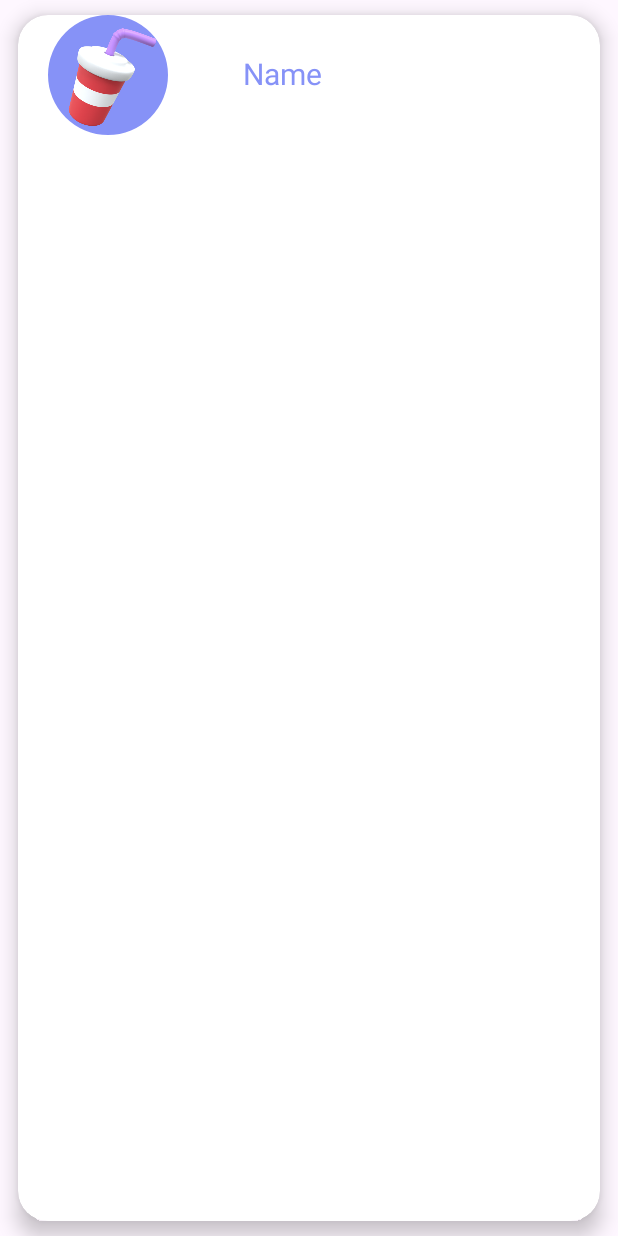
After one commit to Devcujx2112/AppOrderFood, an Android app: the layout list_typefood_admin.xml on its own in the app's theme, with its tools: preview values and no code run, on a phone screen of 412 x 824 dp. The commit adds this screen. Run offline under Robolectric (Android 15) with nearby library versions, the phone set to English and light mode, and no system bars.

Commit message:
From TypeFood

```diff
--- a/app/src/main/java/com/tungduong/orderfood/BLL/AccountAdaptor_Admin.java
+++ b/app/src/main/java/com/tungduong/orderfood/BLL/AccountAdaptor_Admin.java
@@ -12,7 +12,6 @@ import androidx.recyclerview.widget.RecyclerView;
 import com.bumptech.glide.Glide;
 import com.tungduong.orderfood.Entity.Account;
 import com.tungduong.orderfood.R;
-
 import java.util.List;
 
 public class AccountAdaptor_Admin extends RecyclerView.Adapter<MyViewHolder> {
--- /dev/null
+++ b/app/src/main/java/com/tungduong/orderfood/GUI/Admin_AddTypeFood.java
@@ -0,0 +1,4 @@
+package com.tungduong.orderfood.GUI;
+
+public class Admin_AddTypeFood {
+}
--- a/app/src/main/java/com/tungduong/orderfood/GUI/ChiTiet_AccountAdmin.java
+++ b/app/src/main/java/com/tungduong/orderfood/GUI/ChiTiet_AccountAdmin.java
@@ -80,7 +80,7 @@ public class ChiTiet_AccountAdmin extends AppCompatActivity {
                                     Intent resultIntent = new Intent();
                                     resultIntent.putExtra("isUpdated", true); // Gửi thông tin cần cập nhật
                                     setResult(RESULT_OK, resultIntent);
-                                    finish(); // Quay lại Activity/Fragment trước đó
+                                    finish();
                                 })
                                 .setNegativeButton("Không", (dialog, which) -> dialog.dismiss())
                                 .show();
--- /dev/null
+++ b/app/src/main/res/drawable/add.xml
@@ -0,0 +1,5 @@
+<vector xmlns:android="http://schemas.android.com/apk/res/android" android:height="24dp" android:tint="#FFFFFF" android:viewportHeight="24" android:viewportWidth="24" android:width="24dp">
+
+    <path android:fillColor="@android:color/white" android:pathData="M19,13h-6v6h-2v-6H5v-2h6V5h2v6h6v2z"/>
+
+</vector>
--- a/app/src/main/res/layout/activity_chi_tiet_account_admin.xml
+++ b/app/src/main/res/layout/activity_chi_tiet_account_admin.xml
@@ -202,7 +202,6 @@
         </LinearLayout>
     </androidx.cardview.widget.CardView>
 
-    <!-- Floating Action Button -->
     <com.google.android.material.floatingactionbutton.FloatingActionButton
         android:id="@+id/fab_warning"
         android:layout_width="wrap_content"
--- a/app/src/main/res/layout/list_account_admin.xml
+++ b/app/src/main/res/layout/list_account_admin.xml
@@ -15,7 +15,6 @@
         android:layout_height="wrap_content"
         android:padding="16dp">
 
-        <!-- Avatar -->
         <ImageView
             android:id="@+id/img_Avatar"
             android:layout_width="64dp"
@@ -26,7 +25,6 @@
             app:layout_constraintStart_toStartOf="parent"
             app:layout_constraintTop_toTopOf="parent" />
 
-        <!-- Container for Username and Phone Number -->
         <LinearLayout
             android:id="@+id/textContainer"
             android:layout_width="0dp"
@@ -38,7 +36,6 @@
             app:layout_constraintStart_toEndOf="@id/img_Avatar"
             app:layout_constraintTop_toTopOf="parent">
 
-            <!-- Username -->
             <TextView
                 android:id="@+id/account_email"
                 android:layout_width="wrap_content"
@@ -51,7 +48,6 @@
                 android:textSize="18sp"
                 android:textStyle="bold" />
 
-            <!-- Phone Number -->
             <TextView
                 android:id="@+id/account_phone"
                 android:layout_width="wrap_content"
--- /dev/null
+++ b/app/src/main/res/layout/list_typefood_admin.xml
@@ -0,0 +1,43 @@
+<?xml version="1.0" encoding="utf-8"?>
+<androidx.cardview.widget.CardView
+    xmlns:android="http://schemas.android.com/apk/res/android"
+    android:layout_width="match_parent"
+    android:layout_height="match_parent"
+    xmlns:app="http://schemas.android.com/apk/res-auto"
+    android:id="@+id/recard"
+    android:layout_marginStart="12dp"
+    android:layout_marginEnd="12dp"
+    android:layout_marginHorizontal="10dp"
+    android:layout_marginVertical="10dp"
+    app:cardCornerRadius="20dp"
+    app:cardElevation="8dp">
+
+    <RelativeLayout
+        android:layout_width="match_parent"
+        android:layout_height="wrap_content">
+
+        <com.google.android.material.imageview.ShapeableImageView
+            android:layout_width="80dp"
+            android:layout_height="80dp"
+            android:id="@+id/image_TypeFood"
+            android:layout_marginStart="20dp"
+            android:scaleType="centerCrop"
+            android:src="@drawable/drink"
+            android:background="@color/lavender"
+            app:shapeAppearanceOverlay="@style/roundedImageViewRounded"/>
+
+        <TextView
+            android:layout_width="120dp"
+            android:layout_height="30dp"
+            android:id="@+id/name_TypeFood"
+            android:text="Name"
+            android:textColor="@color/lavender"
+            android:textSize="20dp"
+            android:layout_toEndOf="@id/image_TypeFood"
+            android:layout_marginTop="25dp"
+            android:layout_marginStart="50dp"/>
+
+
+    </RelativeLayout>
+
+</androidx.cardview.widget.CardView>
```
Also changed, not shown: app/src/main/java/com/tungduong/orderfood/DAO/DAO_TypeFood.java (added, +9 -0 lines), app/src/main/java/com/tungduong/orderfood/Entity/TypeFood.java (+22 -22 lines), app/src/main/java/com/tungduong/orderfood/GUI/Admin_TypeFood.java (+17 -4 lines), app/src/main/res/layout/fragment_admin__don_hang.xml (+18 -8 lines), app/src/main/res/drawable/drink.png (added), app/src/main/res/drawable/soft_drink.png (added).
